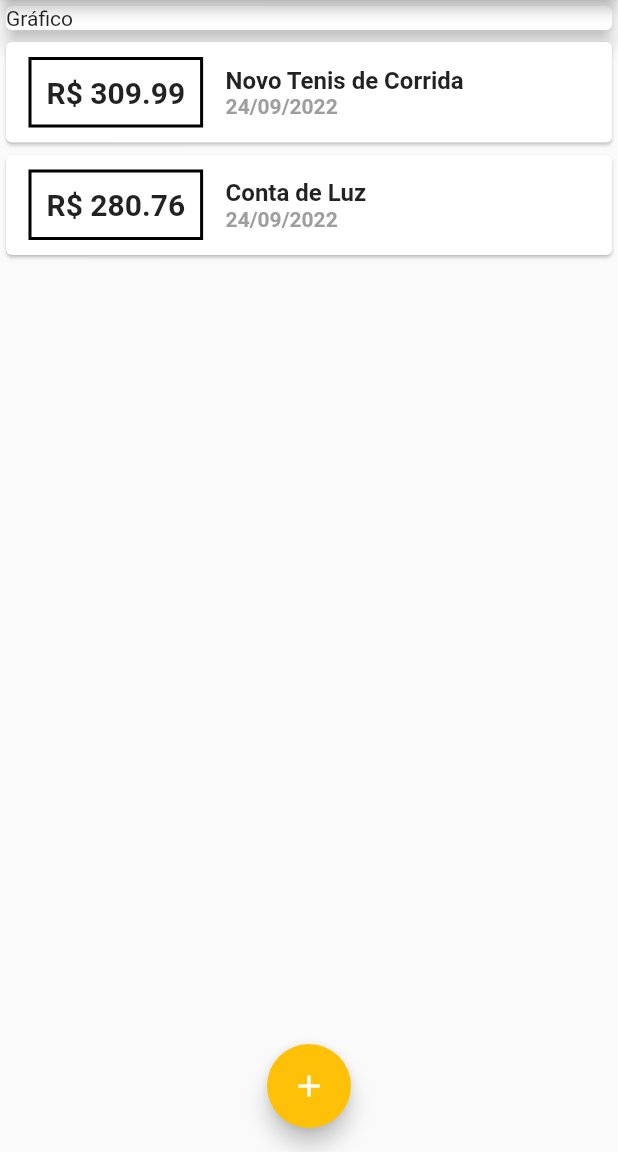
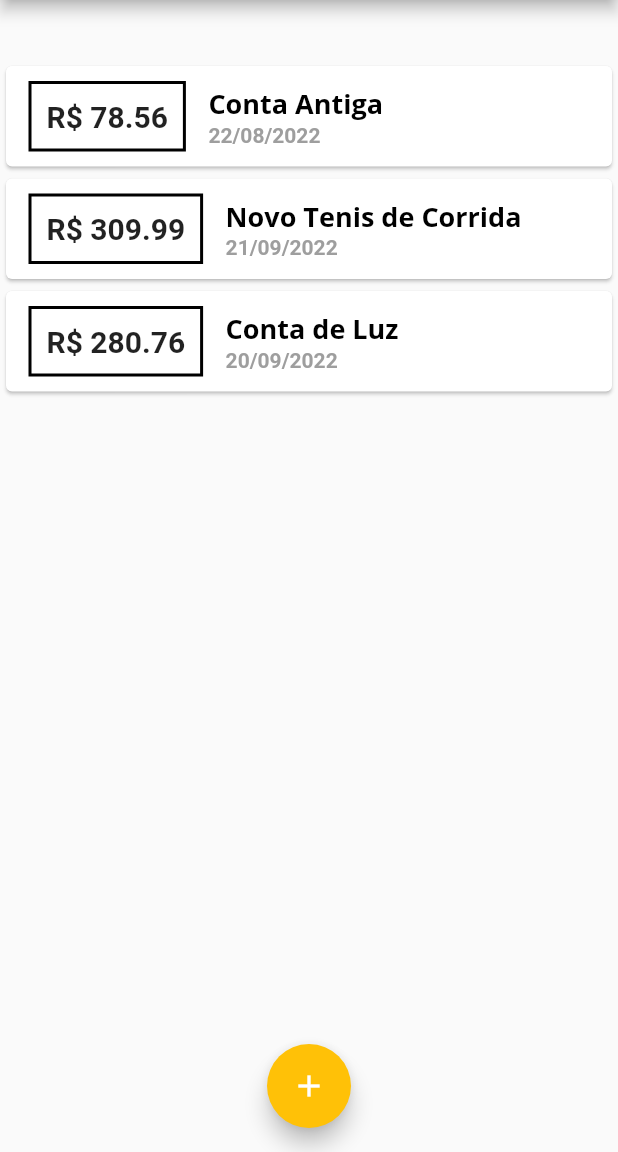
Before and after one commit to ArthurSimoesFerreira/curso-flutter, a Flutter app: the screen it shows after launch, on a phone screen of 412 x 824 dp, the part 84-1236 px from its top. Run offline on Flutter 3.47's test engine with Material 2 defaults, Android fonts, the phone set to English and light mode, and no system bars.

Commit message:
Adição da imagem quando não há transações na lista Criação do chart.dart para criar o gráfico Criação da função que filtra as transações feitas nos últimos 7 dias

```diff
--- /dev/null
+++ b/expenses/lib/components/chart.dart
@@ -0,0 +1,55 @@
+import '../models/transaction.dart';
+import 'package:flutter/material.dart';
+import 'package:intl/intl.dart';
+
+class Chart extends StatelessWidget {
+  final List<Transaction> recenttransactions;
+
+  List<Map<String, Object>> get groupedTransactions {
+    return List.generate(7, (index) {
+      // Essa variável pega a data atual e subtrai index dias
+      final weekDay = DateTime.now().subtract(
+        Duration(days: index),
+      );
+
+      double totalSum = 0.0;
+
+      for (var transaction in recenttransactions) {
+        bool sameDay = transaction.date.day == weekDay.day;
+        bool sameMonth = transaction.date.month == weekDay.month;
+        bool sameYear = transaction.date.year == weekDay.year;
+
+        if (sameDay && sameMonth && sameYear) {
+          totalSum += transaction.value;
+        }
+      }
+
+      print(DateFormat.E().format(weekDay)[0]);
+      print(totalSum);
+
+      return {
+        /*
+          DateFormat formata a data em uma string
+          .E -> Representa o dia da semana
+          [0] -> Pega a primeira letra do dia da semana
+        */
+        "day": DateFormat.E().format(weekDay)[0],
+        "value": 9.99,
+      };
+    });
+  }
+
+  const Chart(this.recenttransactions, {super.key});
+
+  @override
+  Widget build(BuildContext context) {
+    groupedTransactions;
+    return Card(
+      elevation: 6,
+      margin: EdgeInsets.all(20),
+      child: Row(
+        children: [],
+      ),
+    );
+  }
+}
--- a/expenses/lib/components/transaction_list.dart
+++ b/expenses/lib/components/transaction_list.dart
@@ -10,7 +10,24 @@ class TransactionList extends StatelessWidget {
   Widget build(BuildContext context) {
     return Container(
       height: 300,
-      child: ListView.builder(
+      child: transactions.isEmpty
+          ? Column(
+              children: [
+                Text(
+                  "Nenhuma Transação Cadastrada",
+                  style: Theme.of(context).textTheme.headline6,
+                ),
+                const SizedBox(height: 20),
+                SizedBox(
+                  height: 200,
+                  child: Image.asset(
+                    "assets\\images\\waiting.png",
+                    fit: BoxFit.cover,
+                  ),
+                )
+              ],
+            )
+          : ListView.builder(
               itemCount: transactions.length,
               itemBuilder: (context, index) {
                 final tr = transactions[index];
@@ -39,13 +56,8 @@ class TransactionList extends StatelessWidget {
                       Column(
                         crossAxisAlignment: CrossAxisAlignment.start,
                         children: [
-                    Text(
-                      tr.title,
-                      style: const TextStyle(
-                        fontSize: 16,
-                        fontWeight: FontWeight.bold,
-                      ),
-                    ),
+                          Text(tr.title,
+                              style: Theme.of(context).textTheme.headline6),
                           Text(
                             DateFormat("d/MM/y").format(tr.date),
                             style: const TextStyle(
--- a/expenses/lib/main.dart
+++ b/expenses/lib/main.dart
@@ -2,6 +2,7 @@ import "package:flutter/material.dart";
 import 'dart:math';
 import 'components/transaction_form.dart';
 import 'components/transaction_list.dart';
+import 'components/chart.dart';
 import 'models/transaction.dart';
 
 main() => runApp(ExpensesApp());
@@ -48,20 +49,35 @@ class MyHomePage extends StatefulWidget {
 }
 
 class _MyHomePageState extends State<MyHomePage> {
-  final _transactions = [
+  final List<Transaction> _transactions = [
+    Transaction(
+      id: "t0",
+      title: "Conta Antiga",
+      value: 78.56,
+      date: DateTime.now().subtract(Duration(days: 33)),
+    ),
     Transaction(
       id: "t1",
       title: "Novo Tenis de Corrida",
       value: 309.99,
-      date: DateTime.now(),
+      date: DateTime.now().subtract(Duration(days: 3)),
     ),
     Transaction(
       id: "t2",
       title: "Conta de Luz",
       value: 280.76,
-      date: DateTime.now(),
+      date: DateTime.now().subtract(Duration(days: 4)),
     ),
   ];
+
+  // Filtrar as transações recentes
+  List<Transaction> get _recentTransactions {
+    return _transactions.where((tr) {
+      return tr.date.isAfter(DateTime.now().subtract(
+        Duration(days: 7),
+      ));
+    }).toList();
+  }
 
   _addTransaction(String title, double value) {
     final newTransaction = Transaction(
@@ -108,13 +124,8 @@ class _MyHomePageState extends State<MyHomePage> {
         child: Column(
           crossAxisAlignment: CrossAxisAlignment.stretch,
           children: <Widget>[
-            Container(
-              width: double.infinity,
-              child: const Card(
-                elevation: 5,
-                child: Text("Gráfico"),
-              ),
-            ),
+            // Passa o Chart Com As transações recentes
+            Chart(_recentTransactions),
             // Comunicação direta (Passo os dados)
             TransactionList(_transactions),
           ],
--- a/expenses/pubspec.yaml
+++ b/expenses/pubspec.yaml
@@ -61,8 +61,8 @@ flutter:
   uses-material-design: true
 
   # To add assets to your application, add an assets section, like this:
-  # assets:
-  #   - images/a_dot_burr.jpeg
+  assets:
+    - assets\images\waiting.png
   #   - images/a_dot_ham.jpeg
 
   # An image asset can refer to one or more resolution-specific "variants", see
```
Also changed, not shown: expenses/assets/images/waiting.png (added). Lines whose indentation alone changed are shown as unchanged.
